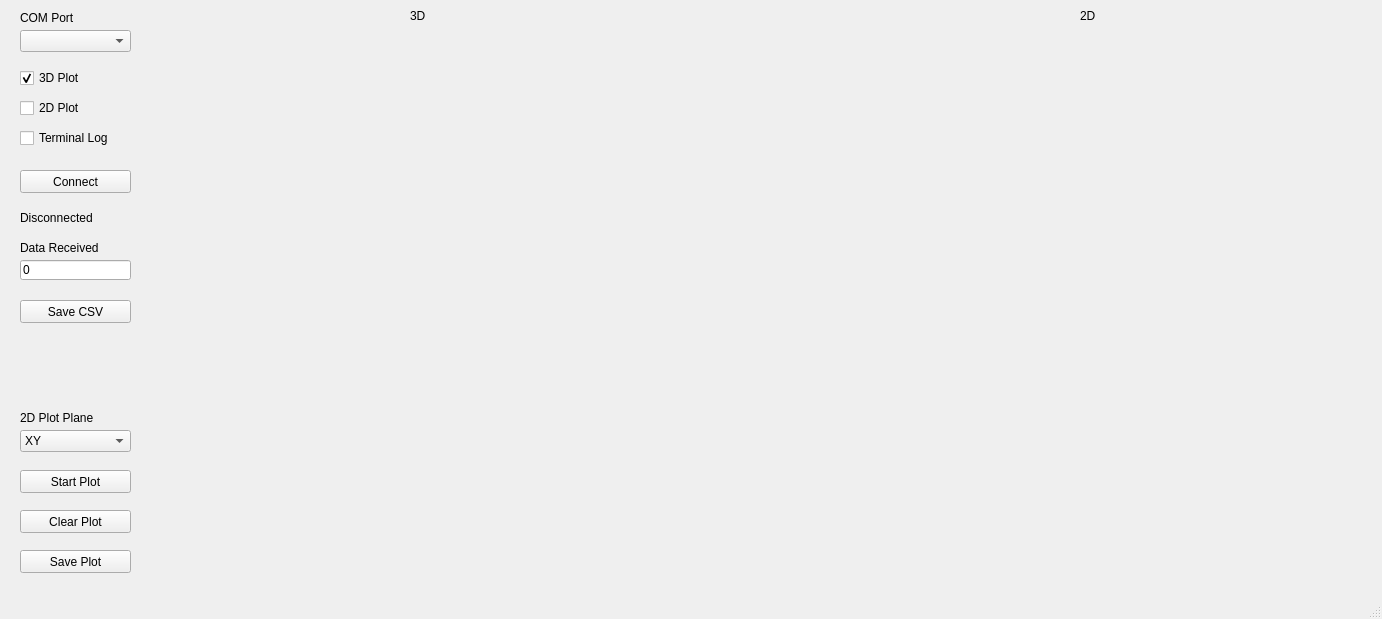
Qt form esatraj.ui (shiroya108/esatraj) before a commit.
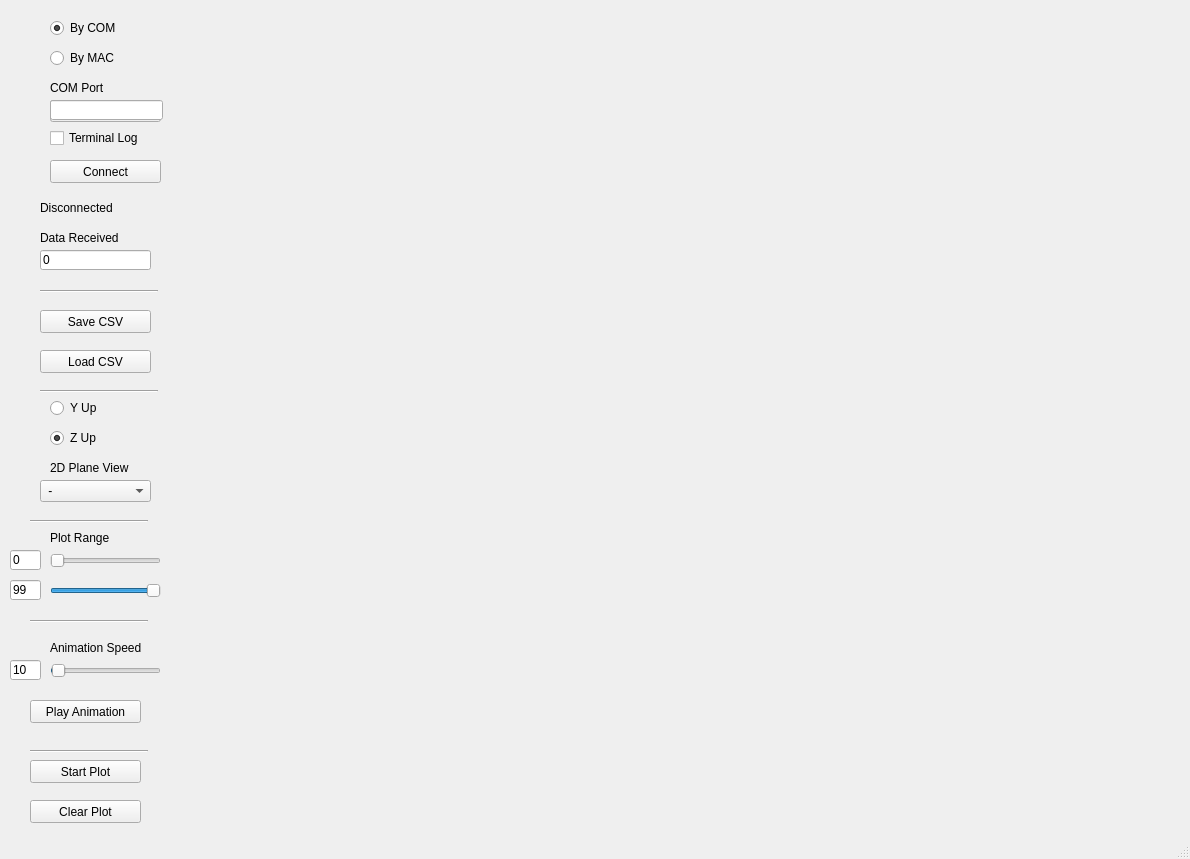
The same form after that commit.

Commit message: add filtering on plot trajectory

```diff
--- a/esatraj.ui
+++ b/esatraj.ui
@@ -6,8 +6,8 @@
    <rect>
     <x>0</x>
     <y>0</y>
-    <width>1382</width>
-    <height>619</height>
+    <width>1190</width>
+    <height>859</height>
    </rect>
   </property>
   <property name="windowTitle">
@@ -17,18 +17,18 @@
    <widget class="QComboBox" name="ComPortSelect">
     <property name="geometry">
      <rect>
-      <x>20</x>
-      <y>30</y>
+      <x>50</x>
+      <y>100</y>
       <width>111</width>
       <height>22</height>
      </rect>
     </property>
    </widget>
-   <widget class="QLabel" name="label">
+   <widget class="QLabel" name="LabelComMac">
     <property name="geometry">
      <rect>
-      <x>20</x>
-      <y>10</y>
+      <x>50</x>
+      <y>80</y>
       <width>61</width>
       <height>16</height>
      </rect>
@@ -37,40 +37,11 @@
      <string>COM Port</string>
     </property>
    </widget>
-   <widget class="QCheckBox" name="Enable2DPlot">
-    <property name="geometry">
-     <rect>
-      <x>20</x>
-      <y>100</y>
-      <width>73</width>
-      <height>16</height>
-     </rect>
-    </property>
-    <property name="text">
-     <string>2D Plot</string>
-    </property>
-   </widget>
-   <widget class="QCheckBox" name="Enable3DPlot">
-    <property name="geometry">
-     <rect>
-      <x>20</x>
-      <y>70</y>
-      <width>73</width>
-      <height>16</height>
-     </rect>
-    </property>
-    <property name="text">
-     <string>3D Plot</string>
-    </property>
-    <property name="checked">
-     <bool>true</bool>
-    </property>
-   </widget>
    <widget class="QPushButton" name="ConnectButton">
     <property name="geometry">
      <rect>
-      <x>20</x>
-      <y>170</y>
+      <x>50</x>
+      <y>160</y>
       <width>111</width>
       <height>23</height>
      </rect>
@@ -79,24 +50,11 @@
      <string>Connect</string>
     </property>
    </widget>
-   <widget class="QPushButton" name="SavePlotButton">
-    <property name="geometry">
-     <rect>
-      <x>20</x>
-      <y>550</y>
-      <width>111</width>
-      <height>23</height>
-     </rect>
-    </property>
-    <property name="text">
-     <string>Save Plot</string>
-    </property>
-   </widget>
    <widget class="QPushButton" name="StartPlotButton">
     <property name="geometry">
      <rect>
-      <x>20</x>
-      <y>470</y>
+      <x>30</x>
+      <y>760</y>
       <width>111</width>
       <height>23</height>
      </rect>
@@ -108,8 +66,8 @@
    <widget class="QPushButton" name="ClearPlotButton">
     <property name="geometry">
      <rect>
-      <x>20</x>
-      <y>510</y>
+      <x>30</x>
+      <y>800</y>
       <width>111</width>
       <height>23</height>
      </rect>
@@ -118,37 +76,11 @@
      <string>Clear Plot</string>
     </property>
    </widget>
-   <widget class="QLabel" name="label_2">
-    <property name="geometry">
-     <rect>
-      <x>410</x>
-      <y>10</y>
-      <width>47</width>
-      <height>12</height>
-     </rect>
-    </property>
-    <property name="text">
-     <string>3D</string>
-    </property>
-   </widget>
-   <widget class="QLabel" name="label_3">
-    <property name="geometry">
-     <rect>
-      <x>1080</x>
-      <y>10</y>
-      <width>47</width>
-      <height>12</height>
-     </rect>
-    </property>
-    <property name="text">
-     <string>2D</string>
-    </property>
-   </widget>
    <widget class="QLabel" name="ComStatusDisplay">
     <property name="geometry">
      <rect>
-      <x>20</x>
-      <y>210</y>
+      <x>40</x>
+      <y>200</y>
       <width>111</width>
       <height>16</height>
      </rect>
@@ -160,8 +92,8 @@
    <widget class="QLabel" name="label_5">
     <property name="geometry">
      <rect>
-      <x>20</x>
-      <y>240</y>
+      <x>40</x>
+      <y>230</y>
       <width>111</width>
       <height>16</height>
      </rect>
@@ -176,8 +108,8 @@
     </property>
     <property name="geometry">
      <rect>
-      <x>20</x>
-      <y>260</y>
+      <x>40</x>
+      <y>250</y>
       <width>111</width>
       <height>20</height>
      </rect>
@@ -192,7 +124,7 @@
    <widget class="QCheckBox" name="EnableLog">
     <property name="geometry">
      <rect>
-      <x>20</x>
+      <x>50</x>
       <y>130</y>
       <width>121</width>
       <height>16</height>
@@ -205,8 +137,8 @@
    <widget class="QPushButton" name="StartCSVButton">
     <property name="geometry">
      <rect>
-      <x>20</x>
-      <y>300</y>
+      <x>40</x>
+      <y>310</y>
       <width>111</width>
       <height>23</height>
      </rect>
@@ -218,12 +150,17 @@
    <widget class="QComboBox" name="PlotPlaneSelect">
     <property name="geometry">
      <rect>
-      <x>20</x>
-      <y>430</y>
+      <x>40</x>
+      <y>480</y>
       <width>111</width>
       <height>22</height>
      </rect>
     </property>
+    <item>
+     <property name="text">
+      <string> - </string>
+     </property>
+    </item>
     <item>
      <property name="text">
       <string>XY</string>
@@ -243,34 +180,336 @@
    <widget class="QLabel" name="label_4">
     <property name="geometry">
      <rect>
-      <x>20</x>
-      <y>410</y>
+      <x>50</x>
+      <y>460</y>
       <width>101</width>
       <height>16</height>
      </rect>
     </property>
     <property name="text">
-     <string>2D Plot Plane</string>
+     <string>2D Plane View</string>
     </property>
    </widget>
-   <widget class="QWidget" name="PlotWidget3d" native="true">
+   <widget class="QRadioButton" name="Enable_ConnectByCOM">
     <property name="geometry">
      <rect>
-      <x>170</x>
-      <y>30</y>
-      <width>591</width>
-      <height>551</height>
+      <x>50</x>
+      <y>20</y>
+      <width>83</width>
+      <height>16</height>
      </rect>
     </property>
+    <property name="text">
+     <string>By COM</string>
+    </property>
+    <property name="checked">
+     <bool>true</bool>
+    </property>
+    <attribute name="buttonGroup">
+     <string notr="true">buttonGroup</string>
+    </attribute>
    </widget>
-   <widget class="QWidget" name="PlotWidget2d" native="true">
+   <widget class="QRadioButton" name="Enable_ConnectByMAC">
     <property name="geometry">
      <rect>
-      <x>780</x>
-      <y>30</y>
-      <width>591</width>
-      <height>551</height>
+      <x>50</x>
+      <y>50</y>
+      <width>83</width>
+      <height>16</height>
      </rect>
+    </property>
+    <property name="text">
+     <string>By MAC</string>
+    </property>
+    <attribute name="buttonGroup">
+     <string notr="true">buttonGroup</string>
+    </attribute>
+   </widget>
+   <widget class="QLineEdit" name="InputMacAddress">
+    <property name="geometry">
+     <rect>
+      <x>50</x>
+      <y>100</y>
+      <width>113</width>
+      <height>20</height>
+     </rect>
+    </property>
+   </widget>
+   <widget class="QPushButton" name="LoadCSVButton">
+    <property name="geometry">
+     <rect>
+      <x>40</x>
+      <y>350</y>
+      <width>111</width>
+      <height>23</height>
+     </rect>
+    </property>
+    <property name="text">
+     <string>Load CSV</string>
+    </property>
+   </widget>
+   <widget class="QRadioButton" name="Enable_YUp">
+    <property name="geometry">
+     <rect>
+      <x>50</x>
+      <y>400</y>
+      <width>87</width>
+      <height>16</height>
+     </rect>
+    </property>
+    <property name="text">
+     <string>Y Up</string>
+    </property>
+    <attribute name="buttonGroup">
+     <string notr="true">buttonGroup_2</string>
+    </attribute>
+   </widget>
+   <widget class="QRadioButton" name="Enable_ZUp">
+    <property name="geometry">
+     <rect>
+      <x>50</x>
+      <y>430</y>
+      <width>87</width>
+      <height>16</height>
+     </rect>
+    </property>
+    <property name="text">
+     <string>Z Up</string>
+    </property>
+    <property name="checked">
+     <bool>true</bool>
+    </property>
+    <attribute name="buttonGroup">
+     <string notr="true">buttonGroup_2</string>
+    </attribute>
+   </widget>
+   <widget class="QLabel" name="label">
+    <property name="geometry">
+     <rect>
+      <x>50</x>
+      <y>530</y>
+      <width>61</width>
+      <height>16</height>
+     </rect>
+    </property>
+    <property name="text">
+     <string>Plot Range</string>
+    </property>
+   </widget>
+   <widget class="QLabel" name="PlotPosition">
+    <property name="geometry">
+     <rect>
+      <x>200</x>
+      <y>10</y>
+      <width>941</width>
+      <height>741</height>
+     </rect>
+    </property>
+    <property name="text">
+     <string/>
+    </property>
+   </widget>
+   <widget class="QLabel" name="PlotNavPosition">
+    <property name="geometry">
+     <rect>
+      <x>200</x>
+      <y>780</y>
+      <width>951</width>
+      <height>41</height>
+     </rect>
+    </property>
+    <property name="text">
+     <string/>
+    </property>
+   </widget>
+   <widget class="QSlider" name="PlotRangeFrom">
+    <property name="geometry">
+     <rect>
+      <x>50</x>
+      <y>550</y>
+      <width>111</width>
+      <height>22</height>
+     </rect>
+    </property>
+    <property name="singleStep">
+     <number>10</number>
+    </property>
+    <property name="orientation">
+     <enum>Qt::Horizontal</enum>
+    </property>
+   </widget>
+   <widget class="QSlider" name="PlotRangeTo">
+    <property name="geometry">
+     <rect>
+      <x>50</x>
+      <y>580</y>
+      <width>111</width>
+      <height>22</height>
+     </rect>
+    </property>
+    <property name="singleStep">
+     <number>10</number>
+    </property>
+    <property name="value">
+     <number>99</number>
+    </property>
+    <property name="orientation">
+     <enum>Qt::Horizontal</enum>
+    </property>
+   </widget>
+   <widget class="QLineEdit" name="PlotRangeFromInput">
+    <property name="geometry">
+     <rect>
+      <x>10</x>
+      <y>550</y>
+      <width>31</width>
+      <height>20</height>
+     </rect>
+    </property>
+    <property name="text">
+     <string>0</string>
+    </property>
+   </widget>
+   <widget class="QLineEdit" name="PlotRangeToInput">
+    <property name="geometry">
+     <rect>
+      <x>10</x>
+      <y>580</y>
+      <width>31</width>
+      <height>20</height>
+     </rect>
+    </property>
+    <property name="text">
+     <string>99</string>
+    </property>
+   </widget>
+   <widget class="QSlider" name="AnimationSpeed">
+    <property name="geometry">
+     <rect>
+      <x>50</x>
+      <y>660</y>
+      <width>111</width>
+      <height>22</height>
+     </rect>
+    </property>
+    <property name="minimum">
+     <number>1</number>
+    </property>
+    <property name="maximum">
+     <number>1000</number>
+    </property>
+    <property name="singleStep">
+     <number>10</number>
+    </property>
+    <property name="value">
+     <number>10</number>
+    </property>
+    <property name="orientation">
+     <enum>Qt::Horizontal</enum>
+    </property>
+   </widget>
+   <widget class="QLineEdit" name="AnimationSpeedInput">
+    <property name="geometry">
+     <rect>
+      <x>10</x>
+      <y>660</y>
+      <width>31</width>
+      <height>20</height>
+     </rect>
+    </property>
+    <property name="text">
+     <string>10</string>
+    </property>
+   </widget>
+   <widget class="QLabel" name="label_2">
+    <property name="geometry">
+     <rect>
+      <x>50</x>
+      <y>640</y>
+      <width>91</width>
+      <height>16</height>
+     </rect>
+    </property>
+    <property name="text">
+     <string>Animation Speed</string>
+    </property>
+   </widget>
+   <widget class="QPushButton" name="PlayAnimationButton">
+    <property name="geometry">
+     <rect>
+      <x>30</x>
+      <y>700</y>
+      <width>111</width>
+      <height>23</height>
+     </rect>
+    </property>
+    <property name="text">
+     <string>Play Animation</string>
+    </property>
+   </widget>
+   <widget class="Line" name="line">
+    <property name="geometry">
+     <rect>
+      <x>30</x>
+      <y>750</y>
+      <width>118</width>
+      <height>3</height>
+     </rect>
+    </property>
+    <property name="orientation">
+     <enum>Qt::Horizontal</enum>
+    </property>
+   </widget>
+   <widget class="Line" name="line_2">
+    <property name="geometry">
+     <rect>
+      <x>30</x>
+      <y>620</y>
+      <width>118</width>
+      <height>3</height>
+     </rect>
+    </property>
+    <property name="orientation">
+     <enum>Qt::Horizontal</enum>
+    </property>
+   </widget>
+   <widget class="Line" name="line_3">
+    <property name="geometry">
+     <rect>
+      <x>30</x>
+      <y>520</y>
+      <width>118</width>
+      <height>3</height>
+     </rect>
+    </property>
+    <property name="orientation">
+     <enum>Qt::Horizontal</enum>
+    </property>
+   </widget>
+   <widget class="Line" name="line_4">
+    <property name="geometry">
+     <rect>
+      <x>40</x>
+      <y>390</y>
+      <width>118</width>
+      <height>3</height>
+     </rect>
+    </property>
+    <property name="orientation">
+     <enum>Qt::Horizontal</enum>
+    </property>
+   </widget>
+   <widget class="Line" name="line_5">
+    <property name="geometry">
+     <rect>
+      <x>40</x>
+      <y>290</y>
+      <width>118</width>
+      <height>3</height>
+     </rect>
+    </property>
+    <property name="orientation">
+     <enum>Qt::Horizontal</enum>
     </property>
    </widget>
   </widget>
```
Left out of the diff: 4 changed lines with no effect on the pictures. The commit also changes 9 other files.
